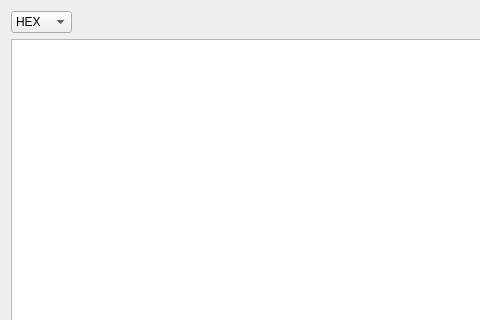
Old version of the form app/strsvr_qt/mondlg.ui in the repository tomojitakasu/RTKLIB; both pictures show x 0 to 480 and y 0 to 320 of the 623 by 415 pixel window.
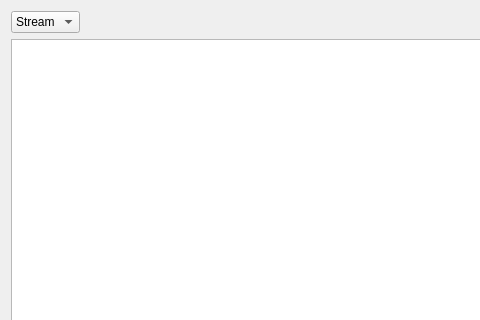
New version of the form. Icons and pictures are not drawn.

Patch:
```diff
--- a/app/strsvr_qt/mondlg.ui
+++ b/app/strsvr_qt/mondlg.ui
@@ -49,6 +49,11 @@
         <property name="toolTip">
          <string/>
         </property>
+        <item>
+         <property name="text">
+          <string>Stream</string>
+         </property>
+        </item>
         <item>
          <property name="text">
           <string>HEX</string>
```
Left out of the diff: 8 changed lines with no effect on the pictures.
